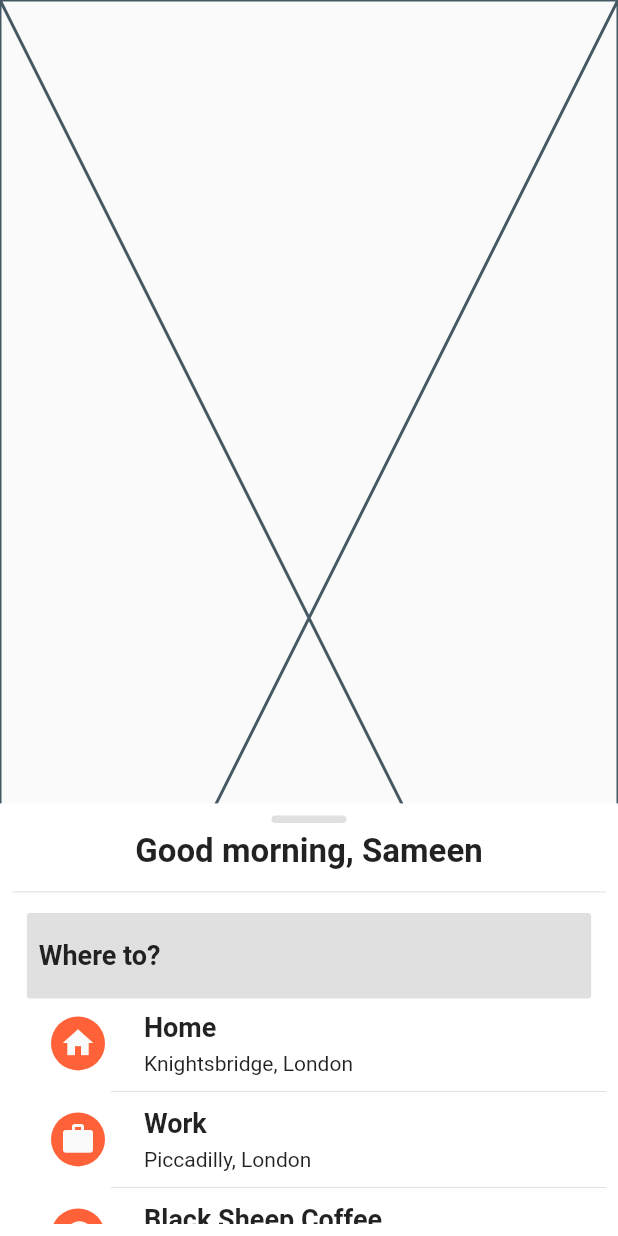
After one commit to samisnotinsane/flutter-bites, a Flutter app: the screen it shows after launch, on a phone screen of 412 x 824 dp. The commit adds this screen. Run offline on Flutter 3.47's test engine with Material 2 defaults, Android fonts, the phone set to English and light mode, and no system bars.

Commit message:
Add google map view placeholder.

```diff
--- a/geo_maps/lib/main.dart
+++ b/geo_maps/lib/main.dart
@@ -1,5 +1,6 @@
 import 'package:flutter/material.dart';
 
+import 'widgets/map_view.dart';
 import 'widgets/where_to_sheet.dart';
 
 void main() {
@@ -18,7 +19,7 @@ class MyApp extends StatelessWidget {
       home: Scaffold(
         body: Stack(
           children: <Widget>[
-            Placeholder(),
+            GoogleMapView(),
             DraggableScrollableSheet(
               initialChildSize: 0.35,
               minChildSize: 0.1,
--- /dev/null
+++ b/geo_maps/lib/widgets/map_view.dart
@@ -0,0 +1,17 @@
+import 'package:flutter/material.dart';
+
+class GoogleMapView extends StatefulWidget {
+  const GoogleMapView({
+    Key key,
+  }) : super(key: key);
+
+  @override
+  _GoogleMapViewState createState() => _GoogleMapViewState();
+}
+
+class _GoogleMapViewState extends State<GoogleMapView> {
+  @override
+  Widget build(BuildContext context) {
+    return Placeholder();
+  }
+}
--- a/geo_maps/lib/widgets/where_to_recent_dest_tile.dart
+++ b/geo_maps/lib/widgets/where_to_recent_dest_tile.dart
@@ -19,14 +19,14 @@ class WhereToRecentDestTile extends StatelessWidget {
         mainAxisAlignment: MainAxisAlignment.start,
         children: <Widget>[
           RawMaterialButton(
-            onPressed: null,
+            onPressed: null, // disables inkwell effect
             shape: CircleBorder(),
-            fillColor: Theme.of(context).accentColor,
+            fillColor: Theme.of(context).accentColor, // orange
             elevation: 0.2,
             child: destination.title.toUpperCase() == 'HOME'
                 ? Icon(
                     Icons.home,
-                    color: Theme.of(context).canvasColor,
+                    color: Theme.of(context).canvasColor, // white
                   )
                 : destination.title.toUpperCase() == 'WORK'
                     ? Icon(
@@ -49,7 +49,7 @@ class WhereToRecentDestTile extends StatelessWidget {
                 ),
               ),
               SizedBox(
-                height: 6.0,
+                height: 6.0, // create space between title and address
               ),
               Text(
                 destination.address,
--- a/geo_maps/lib/widgets/where_to_sheet.dart
+++ b/geo_maps/lib/widgets/where_to_sheet.dart
@@ -62,7 +62,7 @@ class _WhereToSheetState extends State<WhereToSheet> {
           ),
         ),
         SizedBox(
-          height: 6.0,
+          height: 6.0, // spacing
         ),
         Divider(
           color: Theme.of(context).dividerColor,
```
